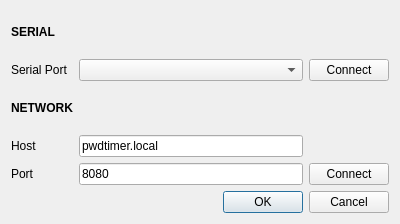
Old version of the form Python/commdialog.ui in the repository jpswensen/SunnysidePWDTimer.
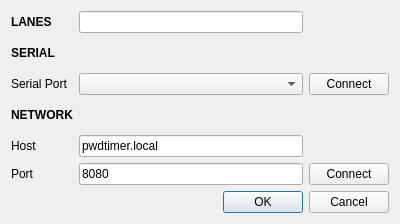
New version of the form.

The edit to the form file:
```diff
--- a/Python/commdialog.ui
+++ b/Python/commdialog.ui
@@ -26,31 +26,38 @@
    </item>
    <item row="0" column="0">
     <layout class="QGridLayout" name="gridLayout">
-     <item row="1" column="1">
+     <item row="2" column="1">
       <widget class="QComboBox" name="portComboBox"/>
      </item>
-     <item row="3" column="0">
+     <item row="4" column="0">
       <widget class="QLabel" name="label_3">
        <property name="text">
         <string>Host</string>
        </property>
       </widget>
      </item>
-     <item row="4" column="0">
+     <item row="5" column="0">
       <widget class="QLabel" name="label_4">
        <property name="text">
         <string>Port</string>
        </property>
       </widget>
      </item>
-     <item row="1" column="0">
+     <item row="2" column="0">
       <widget class="QLabel" name="serialRowLabel">
        <property name="text">
         <string>Serial Port</string>
        </property>
       </widget>
      </item>
-     <item row="0" column="0">
+     <item row="5" column="2">
+      <widget class="QPushButton" name="networkConnectButton">
+       <property name="text">
+        <string>Connect</string>
+       </property>
+      </widget>
+     </item>
+     <item row="1" column="0">
       <widget class="QLabel" name="label">
        <property name="font">
         <font>
@@ -63,14 +70,21 @@
        </property>
       </widget>
      </item>
-     <item row="3" column="1">
+     <item row="2" column="2">
+      <widget class="QPushButton" name="serialConnectButton">
+       <property name="text">
+        <string>Connect</string>
+       </property>
+      </widget>
+     </item>
+     <item row="4" column="1">
       <widget class="QLineEdit" name="hostLineEdit">
        <property name="text">
         <string>pwdtimer.local</string>
        </property>
       </widget>
      </item>
-     <item row="2" column="0">
+     <item row="3" column="0">
       <widget class="QLabel" name="label_2">
        <property name="font">
         <font>
@@ -83,26 +97,28 @@
        </property>
       </widget>
      </item>
-     <item row="4" column="1">
+     <item row="5" column="1">
       <widget class="QLineEdit" name="portLineEdit">
        <property name="text">
         <string>8080</string>
        </property>
       </widget>
      </item>
-     <item row="1" column="2">
-      <widget class="QPushButton" name="serialConnectButton">
+     <item row="0" column="0">
+      <widget class="QLabel" name="label_5">
+       <property name="font">
+        <font>
+         <weight>75</weight>
+         <bold>true</bold>
+        </font>
+       </property>
        <property name="text">
-        <string>Connect</string>
+        <string>LANES</string>
        </property>
       </widget>
      </item>
-     <item row="4" column="2">
-      <widget class="QPushButton" name="networkConnectButton">
-       <property name="text">
-        <string>Connect</string>
-       </property>
-      </widget>
+     <item row="0" column="1">
+      <widget class="QLineEdit" name="laneCountLineEdit"/>
      </item>
     </layout>
    </item>
```
